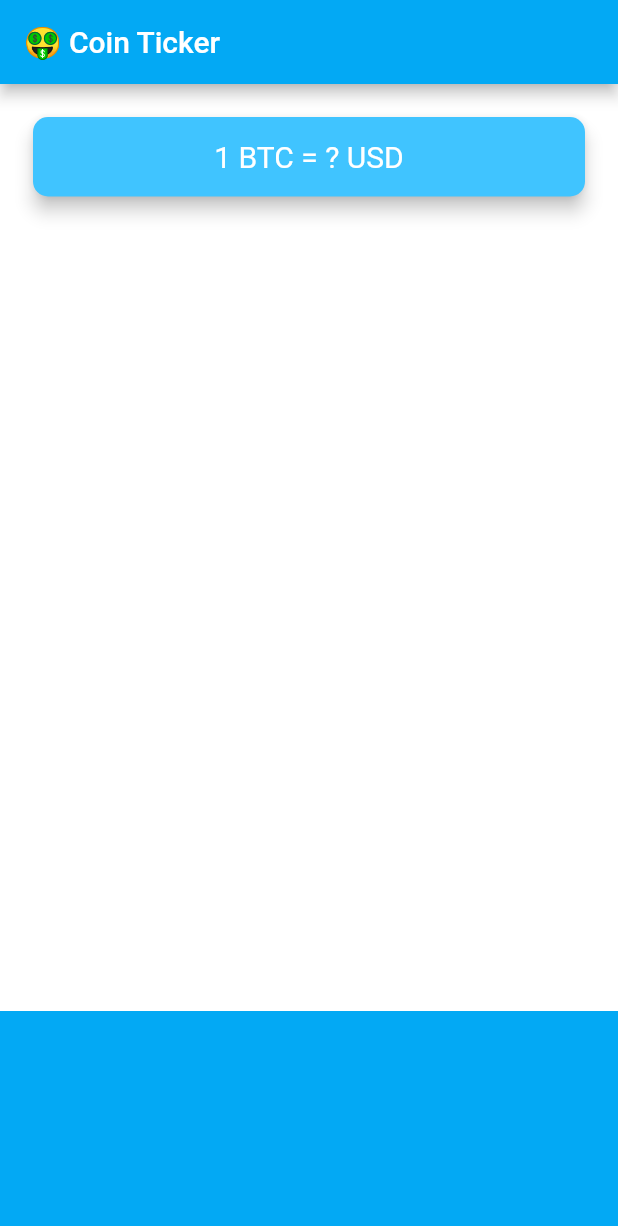
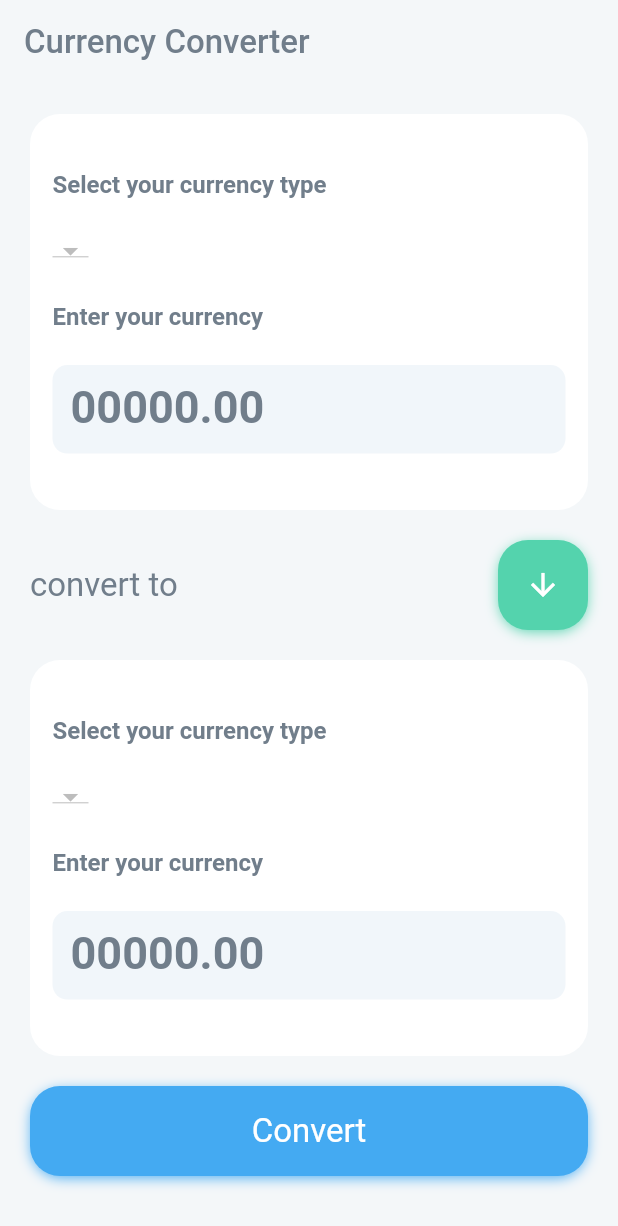
Before and after one commit to TasneemDosoqi/coinTicker-flutter, a Flutter app: the screen it shows after launch, on a phone screen of 412 x 824 dp. Shown: the top 1226 px of the screen. Run offline on Flutter 3.47's test engine with Material 2 defaults, Android fonts, the phone set to English and light mode, and no system bars.

Commit message:
Build the UI

```diff
--- /dev/null
+++ b/lib/constants.dart
@@ -0,0 +1,24 @@
+
+
+import 'package:flutter/material.dart';
+//colors
+const Color kWhite = Color(0xffFFFFFF);
+const Color kLightGray = Color(0xffF4F7F9);
+const Color kFillGray = Color(0xffF1F6FA);
+const Color kGray = Color(0xff717E8B);
+const Color kBlue = Color(0xff44AAF2);
+const Color kGreen = Color(0xff54D3AD);
+
+const TextStyle kTitleStyle = TextStyle( color: Color(0xff717E8B) , fontSize: 22 );
+const TextStyle kButtonStyle = TextStyle( color: Color(0xffFFFFFF) , fontSize: 22 );
+const TextStyle kMessageStyle = TextStyle( color: Color(0xff717E8B) , fontSize: 16, fontWeight: FontWeight.w600 );
+const TextStyle kBigNumStyle = TextStyle( color: Color(0xff717E8B) , fontSize: 30, fontWeight: FontWeight.w600);
+
+BoxShadow containerShadow( Color shadowColor) {
+  return BoxShadow(
+    color: shadowColor,
+    offset: Offset(0, 2),
+    spreadRadius: -1,
+    blurRadius: 7,
+  );
+}
--- a/lib/main.dart
+++ b/lib/main.dart
@@ -1,4 +1,6 @@
+import 'package:bitcoin_ticker/constants.dart';
 import 'package:flutter/material.dart';
+import 'package:flutter/services.dart';
 import 'price_screen.dart';
 
 void main() => runApp(MyApp());
@@ -7,9 +9,15 @@ class MyApp extends StatelessWidget {
   @override
   Widget build(BuildContext context) {
     return MaterialApp(
-      theme: ThemeData.dark().copyWith(
-          primaryColor: Colors.lightBlue,
-          scaffoldBackgroundColor: Colors.white),
+
+      debugShowCheckedModeBanner: false,
+      theme: ThemeData(
+        appBarTheme: AppBarTheme(
+          brightness: Brightness.light,
+          color: kLightGray,
+          elevation: 0,
+        ),
+          scaffoldBackgroundColor: kLightGray),
       home: PriceScreen(),
     );
   }
--- a/lib/price_screen.dart
+++ b/lib/price_screen.dart
@@ -1,3 +1,4 @@
+import 'package:bitcoin_ticker/constants.dart';
 import 'package:flutter/material.dart';
 
 class PriceScreen extends StatefulWidget {
@@ -6,45 +7,106 @@ class PriceScreen extends StatefulWidget {
 }
 
 class _PriceScreenState extends State<PriceScreen> {
+  String selectedCurrency = 'KSA';
+
   @override
   Widget build(BuildContext context) {
     return Scaffold(
       appBar: AppBar(
-        title: Text('🤑 Coin Ticker'),
+        title: Text(
+          'Currency Converter',
+          style: kTitleStyle,
+        ),
       ),
-      body: Column(
-        mainAxisAlignment: MainAxisAlignment.spaceBetween,
-        crossAxisAlignment: CrossAxisAlignment.stretch,
-        children: <Widget>[
-          Padding(
-            padding: EdgeInsets.fromLTRB(18.0, 18.0, 18.0, 0),
-            child: Card(
-              color: Colors.lightBlueAccent,
-              elevation: 5.0,
-              shape: RoundedRectangleBorder(
-                borderRadius: BorderRadius.circular(10.0),
-              ),
-              child: Padding(
-                padding: EdgeInsets.symmetric(vertical: 15.0, horizontal: 28.0),
-                child: Text(
-                  '1 BTC = ? USD',
-                  textAlign: TextAlign.center,
-                  style: TextStyle(
-                    fontSize: 20.0,
-                    color: Colors.white,
+      body: Padding(
+        padding: const EdgeInsets.all(20),
+        child: Column(
+         // mainAxisSize: MainAxisSize.max,
+          mainAxisAlignment: MainAxisAlignment.spaceBetween,
+          crossAxisAlignment: CrossAxisAlignment.stretch,
+          children: <Widget>[
+            currencyContainer(),
+            SizedBox(height: 20,),
+            Row(
+              crossAxisAlignment: CrossAxisAlignment.center,
+              mainAxisAlignment: MainAxisAlignment.spaceBetween,
+              children: [
+                Text('convert to', style: kTitleStyle),
+                Container(
+                  height: 60,
+                  width: 60,
+                  decoration: BoxDecoration(
+                    boxShadow:[containerShadow(kGreen)],
+                    color: kGreen,
+                    borderRadius: BorderRadius.circular(20.0),
                   ),
+                  child:Icon(
+                    Icons.arrow_downward,
+                    color: kWhite,
+                  )
+                )
+              ],
+            ),
+            SizedBox(height: 20,),
+            currencyContainer(),
+            SizedBox(height: 20,),
+
+            GestureDetector(
+              onTap: () {},
+              child: Container(
+                height: 60,
+                decoration: BoxDecoration(
+                  boxShadow:[containerShadow(kBlue)],
+                  color: kBlue,
+                  borderRadius: BorderRadius.circular(20.0),
                 ),
+                child: Center(child: Text('Convert' ,style: kButtonStyle,) ),
               ),
             ),
+            SizedBox(height: 20,),
+
+          ],
+        ),
+      ),
+    );
+  }
+
+  Expanded currencyContainer() {
+    return Expanded(
+      child: Container(
+       // height: MediaQuery.of(context).size.height / 4,
+        alignment: Alignment.centerLeft,
+        decoration: BoxDecoration(
+          color: kWhite,
+          borderRadius: BorderRadius.circular(20.0),
+        ),
+        child: Padding(
+          padding: const EdgeInsets.all(15.0),
+          child: Column(
+            mainAxisAlignment: MainAxisAlignment.spaceEvenly,
+            mainAxisSize: MainAxisSize.max,
+            crossAxisAlignment: CrossAxisAlignment.start,
+            children: [
+              Text('Select your currency type', style: kMessageStyle),
+              DropdownButton(
+
+              ),
+              Text('Enter your currency', style: kMessageStyle),
+              TextField(
+                decoration: InputDecoration(
+                    alignLabelWithHint: false,
+                    border: OutlineInputBorder(
+                      borderRadius: BorderRadius.circular(10),
+                      borderSide: BorderSide.none,
+                    ),
+                    filled: true,
+                    fillColor: kFillGray,
+                    labelText: '00000.00',
+                    labelStyle: kBigNumStyle),
+              ),
+            ],
           ),
-          Container(
-            height: 150.0,
-            alignment: Alignment.center,
-            padding: EdgeInsets.only(bottom: 30.0),
-            color: Colors.lightBlue,
-            child: null,
-          ),
-        ],
+        ),
       ),
     );
   }
```
Also changed, not shown: 5 other files.
